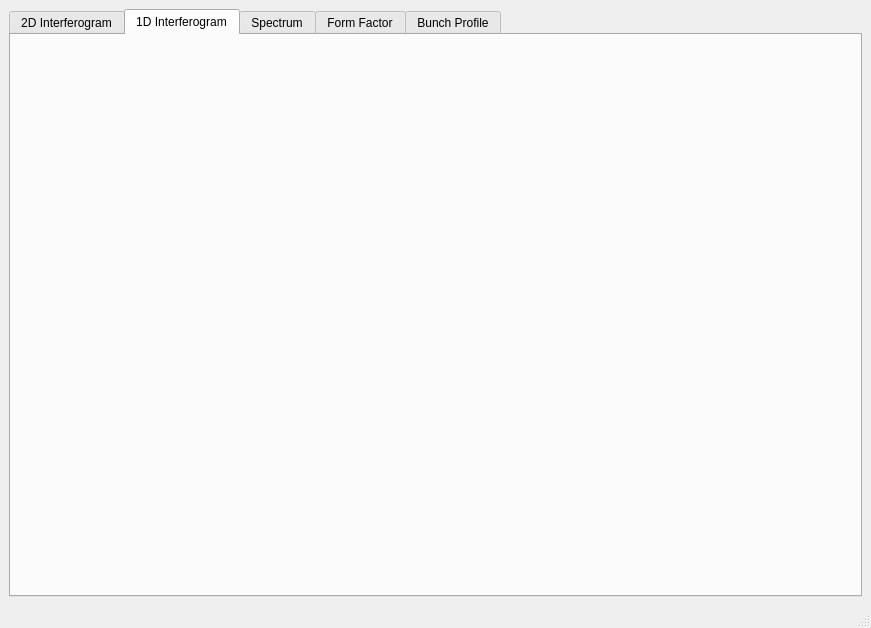
Jammi-Dodgers/THz-interferometry, file FTIR_qt_interface.ui: the form before one commit.
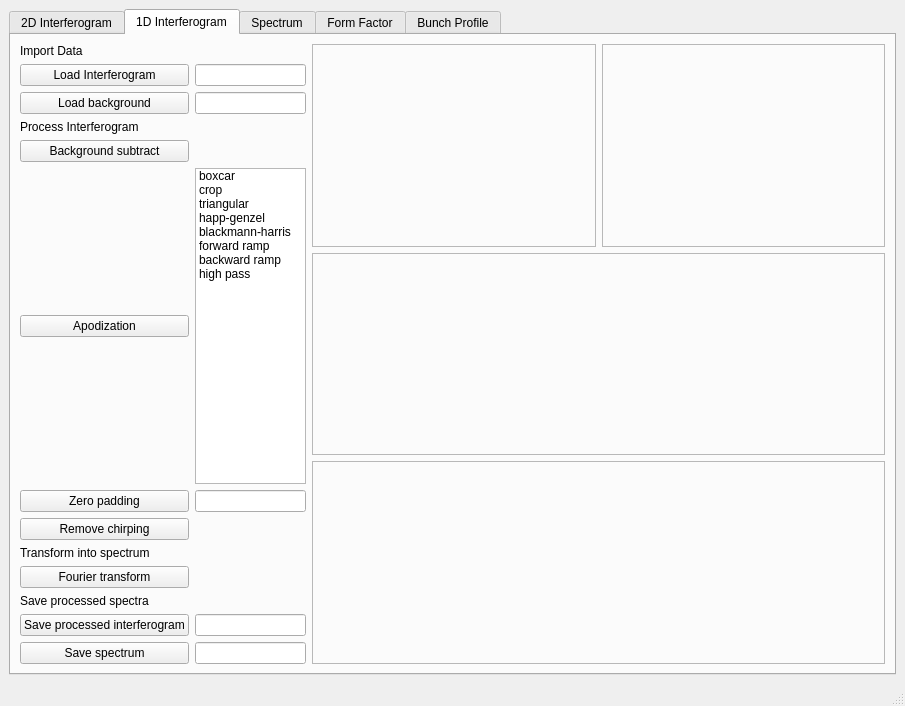
The form after the commit. The open tabs and pages were chosen to show the change.

Commit message: added second page to qt designer

```diff
--- a/FTIR_qt_interface.ui
+++ b/FTIR_qt_interface.ui
@@ -6,8 +6,8 @@
    <rect>
     <x>0</x>
     <y>0</y>
-    <width>871</width>
-    <height>628</height>
+    <width>905</width>
+    <height>706</height>
    </rect>
   </property>
   <property name="windowTitle">
@@ -234,6 +234,209 @@
        <attribute name="title">
         <string>1D Interferogram</string>
        </attribute>
+       <layout class="QHBoxLayout" name="horizontalLayout_2" stretch="1,2">
+        <item>
+         <layout class="QGridLayout" name="gridLayout_7">
+          <item row="0" column="0" colspan="2">
+           <widget class="QLabel" name="label_5">
+            <property name="text">
+             <string>Import Data</string>
+            </property>
+           </widget>
+          </item>
+          <item row="1" column="0">
+           <widget class="QPushButton" name="pushButton_7">
+            <property name="text">
+             <string>Load Interferogram</string>
+            </property>
+           </widget>
+          </item>
+          <item row="1" column="1">
+           <widget class="QLineEdit" name="lineEdit_6"/>
+          </item>
+          <item row="2" column="0">
+           <widget class="QPushButton" name="pushButton_8">
+            <property name="text">
+             <string>Load background</string>
+            </property>
+           </widget>
+          </item>
+          <item row="2" column="1">
+           <widget class="QLineEdit" name="lineEdit_7"/>
+          </item>
+          <item row="3" column="0" colspan="2">
+           <widget class="QLabel" name="label_6">
+            <property name="text">
+             <string>Process Interferogram</string>
+            </property>
+           </widget>
+          </item>
+          <item row="4" column="0">
+           <widget class="QPushButton" name="pushButton_9">
+            <property name="text">
+             <string>Background subtract</string>
+            </property>
+           </widget>
+          </item>
+          <item row="5" column="0">
+           <widget class="QPushButton" name="pushButton_10">
+            <property name="text">
+             <string>Apodization</string>
+            </property>
+           </widget>
+          </item>
+          <item row="5" column="1">
+           <widget class="QListWidget" name="listWidget">
+            <property name="selectionMode">
+             <enum>QAbstractItemView::ExtendedSelection</enum>
+            </property>
+            <item>
+             <property name="text">
+              <string>boxcar</string>
+             </property>
+            </item>
+            <item>
+             <property name="text">
+              <string>crop</string>
+             </property>
+            </item>
+            <item>
+             <property name="text">
+              <string>triangular</string>
+             </property>
+            </item>
+            <item>
+             <property name="text">
+              <string>happ-genzel</string>
+             </property>
+            </item>
+            <item>
+             <property name="text">
+              <string>blackmann-harris</string>
+             </property>
+            </item>
+            <item>
+             <property name="text">
+              <string>forward ramp</string>
+             </property>
+            </item>
+            <item>
+             <property name="text">
+              <string>backward ramp</string>
+             </property>
+            </item>
+            <item>
+             <property name="text">
+              <string>high pass</string>
+             </property>
+            </item>
+           </widget>
+          </item>
+          <item row="6" column="0">
+           <widget class="QPushButton" name="pushButton_11">
+            <property name="text">
+             <string>Zero padding</string>
+            </property>
+           </widget>
+          </item>
+          <item row="6" column="1">
+           <widget class="QLineEdit" name="lineEdit_8"/>
+          </item>
+          <item row="7" column="0">
+           <widget class="QPushButton" name="pushButton_12">
+            <property name="text">
+             <string>Remove chirping</string>
+            </property>
+           </widget>
+          </item>
+          <item row="8" column="0" colspan="2">
+           <widget class="QLabel" name="label_7">
+            <property name="text">
+             <string>Transform into spectrum</string>
+            </property>
+           </widget>
+          </item>
+          <item row="9" column="0">
+           <widget class="QPushButton" name="pushButton_13">
+            <property name="text">
+             <string>Fourier transform</string>
+            </property>
+           </widget>
+          </item>
+          <item row="10" column="0" colspan="2">
+           <widget class="QLabel" name="label_8">
+            <property name="text">
+             <string>Save processed spectra</string>
+            </property>
+           </widget>
+          </item>
+          <item row="11" column="0">
+           <widget class="QPushButton" name="pushButton_14">
+            <property name="text">
+             <string>Save processed interferogram</string>
+            </property>
+           </widget>
+          </item>
+          <item row="11" column="1">
+           <widget class="QLineEdit" name="lineEdit_9"/>
+          </item>
+          <item row="12" column="0">
+           <widget class="QPushButton" name="pushButton_15">
+            <property name="text">
+             <string>Save spectrum</string>
+            </property>
+           </widget>
+          </item>
+          <item row="12" column="1">
+           <widget class="QLineEdit" name="lineEdit_10"/>
+          </item>
+         </layout>
+        </item>
+        <item>
+         <layout class="QGridLayout" name="gridLayout_6">
+          <item row="0" column="0">
+           <widget class="QFrame" name="frame_6">
+            <property name="frameShape">
+             <enum>QFrame::StyledPanel</enum>
+            </property>
+            <property name="frameShadow">
+             <enum>QFrame::Raised</enum>
+            </property>
+           </widget>
+          </item>
+          <item row="0" column="1">
+           <widget class="QFrame" name="frame_7">
+            <property name="frameShape">
+             <enum>QFrame::StyledPanel</enum>
+            </property>
+            <property name="frameShadow">
+             <enum>QFrame::Raised</enum>
+            </property>
+           </widget>
+          </item>
+          <item row="1" column="0" colspan="2">
+           <widget class="QFrame" name="frame_8">
+            <property name="frameShape">
+             <enum>QFrame::StyledPanel</enum>
+            </property>
+            <property name="frameShadow">
+             <enum>QFrame::Raised</enum>
+            </property>
+           </widget>
+          </item>
+          <item row="2" column="0" colspan="2">
+           <widget class="QFrame" name="frame_9">
+            <property name="frameShape">
+             <enum>QFrame::StyledPanel</enum>
+            </property>
+            <property name="frameShadow">
+             <enum>QFrame::Raised</enum>
+            </property>
+           </widget>
+          </item>
+         </layout>
+        </item>
+       </layout>
       </widget>
       <widget class="QWidget" name="tab_spec">
        <attribute name="title">
```
Left out of the diff: 10 changed lines with no effect on the pictures. The commit also changes 1 other file.
